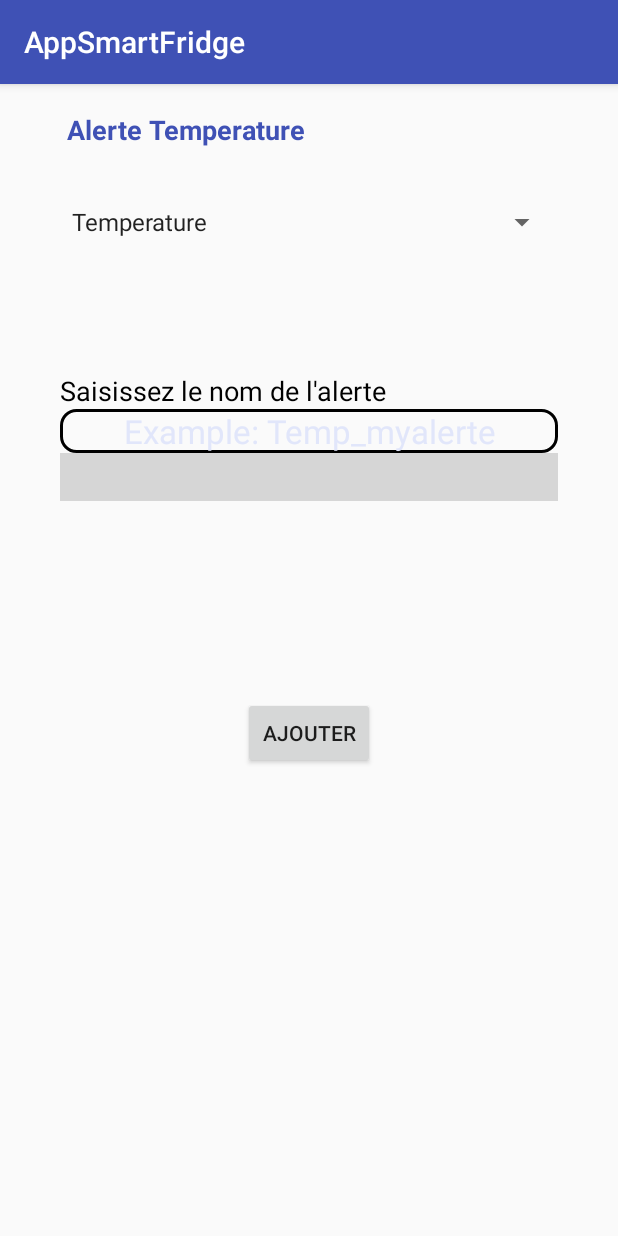
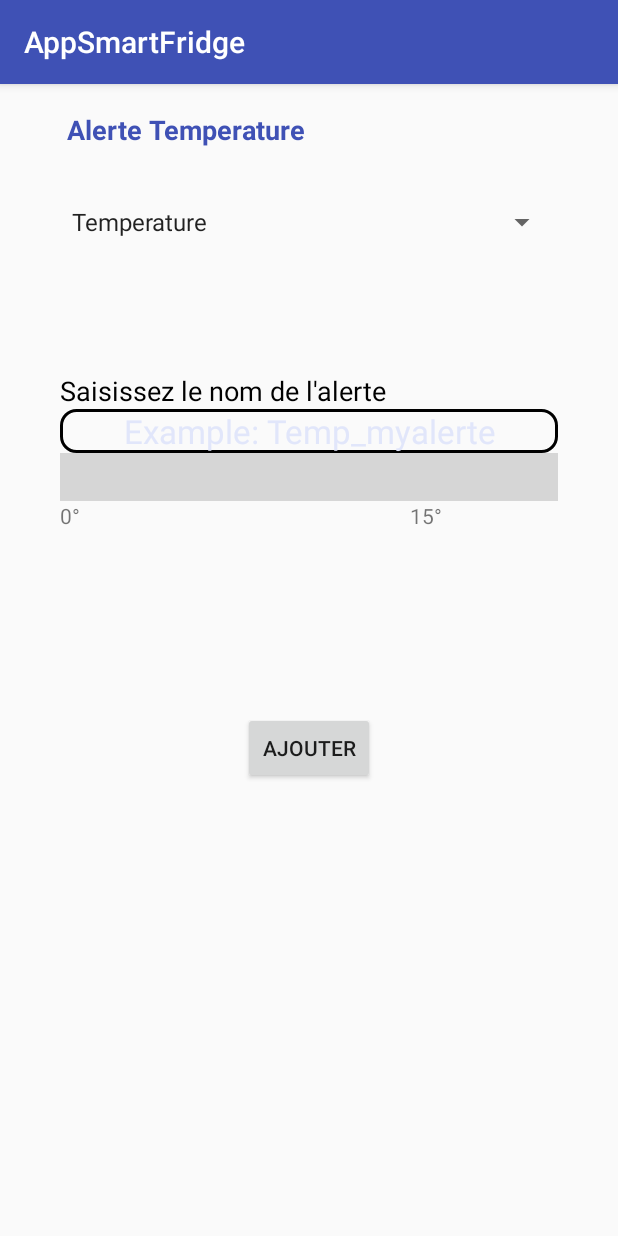
Before and after one commit to boucara/androidSmartfridge, an Android app: the ActivityAddAlerte screen opened directly, with no data from a screen before it, on a phone screen of 412 x 824 dp. Run offline under Robolectric (Android 15) with nearby library versions, the phone set to English and light mode, and no system bars; libraries missing offline, so code that uses them is left out: com.yahoo.mobile; plain views replace RangeSeekBar; 5 statements that could not run were skipped; grey boxes are pictures that could not be loaded.

Commit message:
les modifications de la reunion precedente

```diff
--- a/app/src/main/java/com/mbds/appsmartfridge/ActivityAddAlerte.java
+++ b/app/src/main/java/com/mbds/appsmartfridge/ActivityAddAlerte.java
@@ -31,14 +31,15 @@ public class ActivityAddAlerte extends AppCompatActivity {
     TextView titre  ;
     Button buttonDate , ajout;
     EditText nomAlerte;
-    com.yahoo.mobile.client.android.util.rangeseekbar.RangeSeekBar seekBar;
+    com.yahoo.mobile.client.android.util.rangeseekbar.RangeSeekBar seekBar ,rangeSeekBarH;
     SeekBar mySeekbar;
     SeekBar customSeekBar;
     private DatePicker datePicker;
     private Calendar calendar;
-    private TextView dateView;
+    private TextView dateView , seektext , seektextD ,min ,max ,seektextP,seektextH;
     private int year, month, day;
     final Context context = this;
+
 
     static final int LONG_DELAY = 3500;
     @RequiresApi(api = Build.VERSION_CODES.N)
@@ -49,8 +50,15 @@ public class ActivityAddAlerte extends AppCompatActivity {
 
         titre=(TextView)findViewById(R.id.titre);
         nomAlerte=(EditText)findViewById(R.id.nom);
+        seektext=(TextView)findViewById(R.id.seektext) ;
+        seektextD=(TextView)findViewById(R.id.seektextD) ;
+        seektextP=(TextView)findViewById(R.id.seektextP) ;
 
-        //titre.setVisibility(View.INVISIBLE);
+        min=(TextView)findViewById(R.id.min) ;
+        max=(TextView)findViewById(R.id.max) ;
+
+
+
         ajout=(Button) findViewById(R.id.ajout) ;
         ajout.setOnClickListener(new View.OnClickListener() {
             @Override
@@ -68,48 +76,26 @@ public class ActivityAddAlerte extends AppCompatActivity {
             else{
 
                     AlertDialog.Builder alertDialogBuilder = new AlertDialog.Builder(context);
-                    //System.out.print("text alerte"+nomAlerte.getText());
-
-                    // set title
-
                     alertDialogBuilder.setTitle("Ajout alerte");
-
-                    // set dialog message
                     alertDialogBuilder
                             .setMessage("voulez vous confirmer?")
                             .setCancelable(false)
                             .setPositiveButton("Oui", new DialogInterface.OnClickListener() {
                                 public void onClick(DialogInterface dialog, int id) {
-                                    // if this button is clicked, close
-                                    // current activity
                                     Intent intent = new Intent(ActivityAddAlerte.this,ActivityListeAlerte.class);
-
-
                                     intent.putExtra("name",nomAlerte.getText().toString());
                                     setResult(1, intent);
                                     finish();
-                                    //ActivityAddAlerte.this.finish();
                                 }
                             })
                             .setNegativeButton("Non", new DialogInterface.OnClickListener() {
                                 public void onClick(DialogInterface dialog, int id) {
-                                    // if this button is clicked, just close
-                                    // the dialog box and do nothing
                                     dialog.cancel();
                                 }
                             });
-
-                    // create alert dialog
                     AlertDialog alertDialog = alertDialogBuilder.create();
-
-                    // show it
                     alertDialog.show();
-                    //  Intent intent = new Intent(ActivityAddAlerte.this,ActivityListeAlerte.class);
-                    // startActivityForResult(intent,1 );
-
-
-
-                }
+            }
 
 
 
@@ -143,8 +129,9 @@ public class ActivityAddAlerte extends AppCompatActivity {
             }
 
             public void onStopTrackingTouch(SeekBar seekBar) {
-                Toast.makeText(ActivityAddAlerte.this, "temps de décomposition :" + progressChangedValue+"s",
-                        Toast.LENGTH_SHORT).show();
+
+                seektextD.setText("temps de décomposition :" + progressChangedValue+"%");
+
             }
         });
 
@@ -164,8 +151,8 @@ public class ActivityAddAlerte extends AppCompatActivity {
             }
 
             public void onStopTrackingTouch(SeekBar seekBar) {
-                Toast.makeText(ActivityAddAlerte.this, "temps d'ouverture de la porte est :" + progressChangedValue+"s",
-                        Toast.LENGTH_SHORT).show();
+                seektextP.setText("temps d'ouverture de la porte  :" + progressChangedValue+"s");
+
             }
         });
 
@@ -190,6 +177,20 @@ public class ActivityAddAlerte extends AppCompatActivity {
                     mySeekbar.setVisibility(View.INVISIBLE);
                     titre.setText(" Alerte Temperature");
                     customSeekBar.setVisibility(View.INVISIBLE);
+                    seektext.setVisibility(View.VISIBLE);
+                    seektextD.setVisibility(View.INVISIBLE);
+                    seektextP.setVisibility(View.INVISIBLE);
+                    min.setVisibility(View.VISIBLE);
+                    min.setText("0°");
+                    max.setVisibility(View.VISIBLE);
+                    max.setText("15°");
+                    seekBar.setRangeValues(0,15) ;
+                    seekBar.setOnRangeSeekBarChangeListener(new RangeSeekBar.OnRangeSeekBarChangeListener<Integer>() {
+                        @Override
+                        public void onRangeSeekBarValuesChanged(RangeSeekBar<?> bar, Integer minValue, Integer maxValue) {
+                            seektext.setText(minValue+"°" + "-" + maxValue+"°");
+                        }
+                    });
 
                 }
 
@@ -202,9 +203,14 @@ public class ActivityAddAlerte extends AppCompatActivity {
                     mySeekbar.setVisibility(View.VISIBLE);
                     titre.setText(" Alerte Decomposition");
                     customSeekBar.setVisibility(View.INVISIBLE);
+                    seektext.setVisibility(View.INVISIBLE);
+                    seektextD.setVisibility(View.VISIBLE);
+                    seektextP.setVisibility(View.INVISIBLE);
 
-
-
+                    min.setVisibility(View.VISIBLE);
+                    min.setText("0%");
+                    max.setVisibility(View.VISIBLE);
+                    max.setText("100%");
                 }
                 else if(alerte.equalsIgnoreCase("porte")){
                     nomAlerte.setVisibility(View.VISIBLE);
@@ -215,9 +221,13 @@ public class ActivityAddAlerte extends AppCompatActivity {
                     mySeekbar.setVisibility(View.INVISIBLE);
                     titre.setText(" Alerte Porte");
                     customSeekBar.setVisibility(View.VISIBLE);
-
-
-
+                    seektext.setVisibility(View.INVISIBLE);
+                    seektextD.setVisibility(View.INVISIBLE);
+                    seektextP.setVisibility(View.VISIBLE);
+                    min.setVisibility(View.VISIBLE);
+                    min.setText("0S");
+                    max.setVisibility(View.VISIBLE);
+                    max.setText("180S");
                 }
                else if(alerte.equalsIgnoreCase("hygrometrie")){
                     seekBar.setVisibility(View.VISIBLE);
@@ -226,10 +236,26 @@ public class ActivityAddAlerte extends AppCompatActivity {
                     nomAlerte.setVisibility(View.VISIBLE);
                     nomAlerte.setHint("Example: Hygro_myalerte");
                     mySeekbar.setVisibility(View.INVISIBLE);
-                   // titre.setText(" Alerte Hygrometrie");
+
                     titre.setText(" Alerte Hygrométrie");
                     customSeekBar.setVisibility(View.INVISIBLE);
+                    seektext.setVisibility(View.VISIBLE);
+                    seektextD.setVisibility(View.INVISIBLE);
+                    seektextP.setVisibility(View.INVISIBLE);
+                    min.setVisibility(View.VISIBLE);
+                    min.setText("0%");
+                    max.setVisibility(View.VISIBLE);
+                    max.setText("100%");
+                    seektext.setText("");
+                    seekBar.setRangeValues(0,100) ;
 
+
+                    seekBar.setOnRangeSeekBarChangeListener(new RangeSeekBar.OnRangeSeekBarChangeListener<Integer>() {
+                        @Override
+                        public void onRangeSeekBarValuesChanged(RangeSeekBar<?> bar, Integer minValue, Integer maxValue) {
+                            seektext.setText(minValue+"%" + "-" + maxValue+"%");
+                        }
+                    });
 
 
                 }
@@ -243,6 +269,12 @@ public class ActivityAddAlerte extends AppCompatActivity {
                     mySeekbar.setVisibility(View.INVISIBLE);
                     titre.setText(" Alerte Péremption");
                     customSeekBar.setVisibility(View.INVISIBLE);
+                    seektextD.setVisibility(View.INVISIBLE);
+                    min.setVisibility(View.INVISIBLE);
+                    max.setVisibility(View.INVISIBLE);
+                    seektextP.setVisibility(View.INVISIBLE);
+                    seektext.setVisibility(View.INVISIBLE);
+
 
                 }
             }
@@ -253,15 +285,8 @@ public class ActivityAddAlerte extends AppCompatActivity {
             }
         });
 
-        seekBar.setOnRangeSeekBarChangeListener(new RangeSeekBar.OnRangeSeekBarChangeListener<Integer>() {
-            @Override
-            public void onRangeSeekBarValuesChanged(RangeSeekBar<?> bar, Integer minValue, Integer maxValue) {
-                //Now you have the minValue and maxValue of your RangeSeekbar
-                Toast.makeText(getApplicationContext(), minValue + "-" + maxValue, Toast.LENGTH_LONG).show();
-            }
-        });
 
-// Get noticed while dragging
+
         seekBar.setNotifyWhileDragging(true);
     }
     @SuppressWarnings("deprecation")
--- a/app/src/main/res/layout/activity_main_add_alerte.xml
+++ b/app/src/main/res/layout/activity_main_add_alerte.xml
@@ -85,20 +85,35 @@
         <com.yahoo.mobile.client.android.util.rangeseekbar.RangeSeekBar
             android:id="@+id/rangeSeekbar"
             android:layout_width="fill_parent"
-            android:layout_height="wrap_content" />
-        <SeekBar
+            android:layout_height="wrap_content"
+            />
+      <LinearLayout
+          android:layout_width="match_parent"
+          android:layout_height="wrap_content"
+          android:orientation="horizontal">
+          <TextView
+              android:layout_width="wrap_content"
+              android:layout_height="wrap_content"
+              android:id="@+id/min"/>
+          <SeekBar
             android:id="@+id/seek1"
-            android:layout_width="fill_parent"
+            android:layout_width="200dp"
             android:layout_height="wrap_content"
             android:layout_margin="10dp"
-            android:progress="20"
-            android:secondaryProgress="20"
-            android:progressDrawable="@drawable/custom_progress"/>
+              android:max="100"
+              android:progressDrawable="@drawable/custom_progress"
+
+            />
+          <TextView
+              android:layout_width="wrap_content"
+              android:layout_height="wrap_content"
+              android:id="@+id/max"/>
+      </LinearLayout>
         <SeekBar
             android:id="@+id/customSeekBar"
             android:layout_width="fill_parent"
             android:layout_height="wrap_content"
-            android:max="60"
+            android:max="180"
             android:progress="20"
             android:progressDrawable="@drawable/custom_progress"/>
         <TextView
@@ -111,14 +126,23 @@
             android:textAppearance="?android:attr/textAppearanceMedium"
             android:background="@drawable/border"
             android:textAlignment="center"/>
-
-
-
+        <TextView
+            android:layout_width="wrap_content"
+            android:layout_height="wrap_content"
+            android:id="@+id/seektext"/>
+        <TextView
+            android:layout_width="wrap_content"
+            android:layout_height="wrap_content"
+            android:id="@+id/seektextD"/>
+        <TextView
+            android:layout_width="wrap_content"
+            android:layout_height="wrap_content"
+            android:id="@+id/seektextP"/>
         <Button android:id="@+id/ajout"
             android:layout_width="wrap_content"
             android:layout_height="wrap_content"
             android:text="ajouter"
-            android:layout_marginTop="50dp"
+            android:layout_marginTop="2dp"
             />
     </LinearLayout>
 
--- a/app/src/main/res/values/strings.xml
+++ b/app/src/main/res/values/strings.xml
@@ -9,5 +9,8 @@
     <string name="C">C</string>
     <string name="produitPhoto">produitPhoto</string>
     <string name="title_activity_prods">ActivityProds</string>
+    <string name="demo_min_label">Min</string>
+    <string name="demo_max_label">Max</string>
+
 
 </resources>
--- a/build.gradle
+++ b/build.gradle
@@ -5,7 +5,7 @@ buildscript {
         jcenter()
     }
     dependencies {
-        classpath 'com.android.tools.build:gradle:3.0.1'
+        classpath 'com.android.tools.build:gradle:2.3.3'
 
         // NOTE: Do not place your application dependencies here; they belong
         // in the individual module build.gradle files
```
